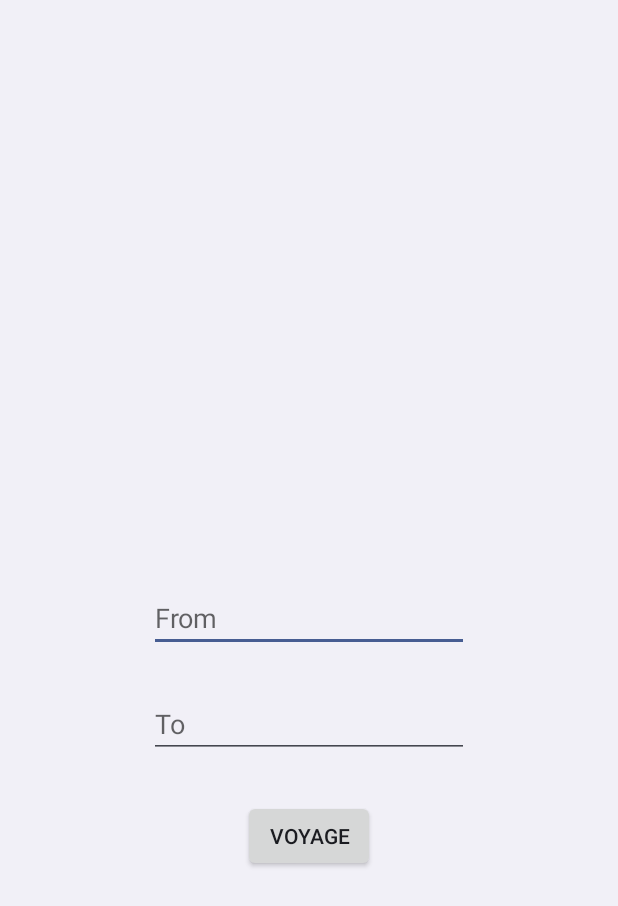
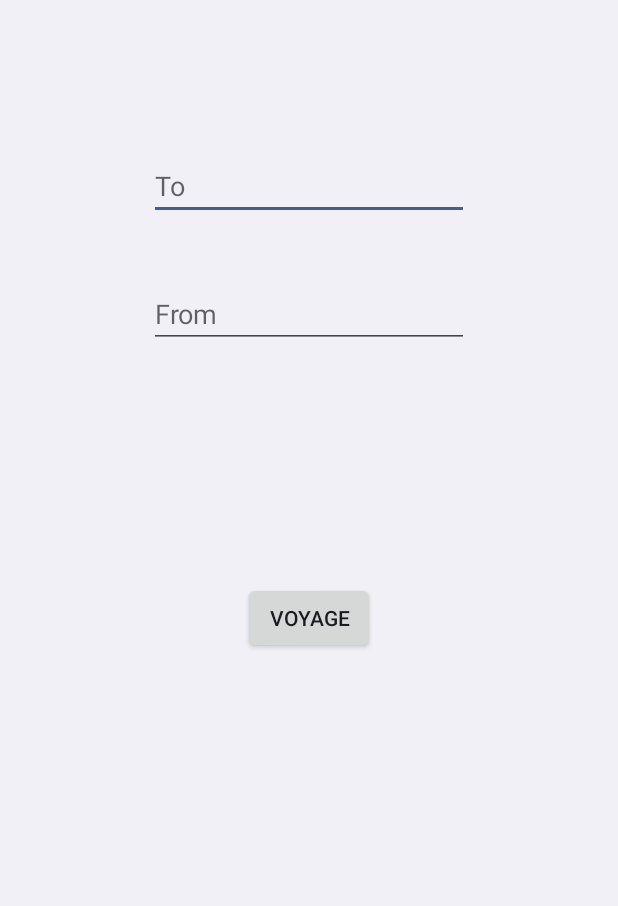
Before and after one commit to dragan15/ZooHackathon, an Android app: the screen it shows after launch (MainActivity), on a phone screen of 412 x 824 dp. Shown: the top 906 px of the screen. Run offline under Robolectric (Android 15) with nearby library versions, the phone set to English and light mode, and no system bars.

Commit message:
Overall update

```diff
--- a/app/src/main/res/layout/activity_main.xml
+++ b/app/src/main/res/layout/activity_main.xml
@@ -15,34 +15,35 @@
         android:layout_height="wrap_content"
         android:inputType="textAutoComplete"
         android:ems="10"
-        android:layout_centerVertical="true"
-        android:layout_centerHorizontal="true"
-        android:id="@+id/fromLoc"
+        android:id="@+id/toLoc"
+        android:hint="To"
         tools:ignore="HardcodedText"
-        android:hint="From" />
+        android:layout_marginTop="85dp"
+        android:layout_alignParentTop="true"
+        android:layout_centerHorizontal="true" />
 
     <EditText
         android:layout_width="wrap_content"
         android:layout_height="wrap_content"
         android:inputType="textAutoComplete"
         android:ems="10"
-        android:layout_below="@+id/fromLoc"
-        android:layout_alignRight="@+id/fromLoc"
-        android:layout_alignEnd="@+id/fromLoc"
-        android:layout_marginTop="25dp"
-        android:id="@+id/toLoc"
-        android:hint="To"
-        tools:ignore="HardcodedText" />
+        android:id="@+id/fromLoc"
+        tools:ignore="HardcodedText"
+        android:hint="From"
+        android:layout_marginTop="40dp"
+        android:layout_below="@+id/toLoc"
+        android:layout_alignLeft="@+id/toLoc"
+        android:layout_alignStart="@+id/toLoc" />
 
     <Button
         android:text="Voyage"
         android:layout_width="wrap_content"
         android:layout_height="wrap_content"
-        android:layout_below="@+id/toLoc"
-        android:layout_centerHorizontal="true"
-        android:layout_marginTop="28dp"
         android:id="@+id/Voyage"
         android:elevation="0dp"
         android:visibility="visible"
-        tools:ignore="HardcodedText,UnusedAttribute" />
+        tools:ignore="HardcodedText,UnusedAttribute"
+        android:layout_centerVertical="true"
+        android:layout_centerHorizontal="true" />
+
 </RelativeLayout>
```
Also changed, not shown: app/src/main/java/com/example/stefanretief/zoohackathon/MainActivity.java (+4 -4 lines), app/src/main/res/layout/activity_initial_voyage.xml (+4 -13 lines).
